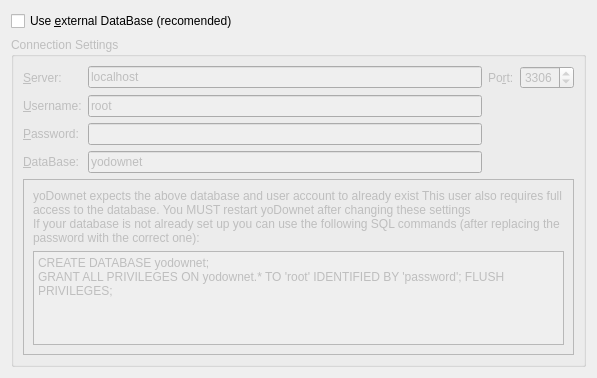
Above: prefdatabasewidget.ui from Alir3z4/yoDownet before the change. Below: the same form after it.
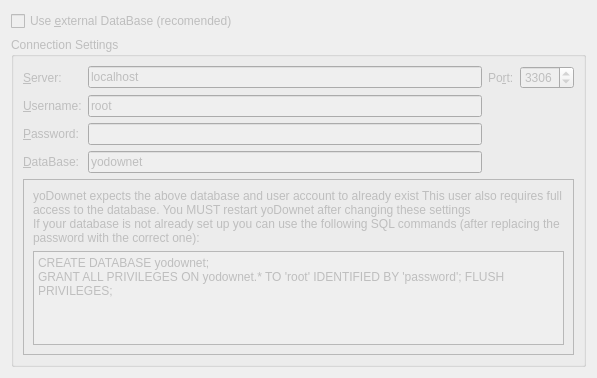
That is the form after the change. Icons and pictures are not drawn.

What changed in the file:
```diff
--- a/prefdatabasewidget.ui
+++ b/prefdatabasewidget.ui
@@ -2,6 +2,9 @@
 <ui version="4.0">
  <class>PrefDataBaseWidget</class>
  <widget class="QWidget" name="PrefDataBaseWidget">
+  <property name="enabled">
+   <bool>false</bool>
+  </property>
   <property name="geometry">
    <rect>
     <x>0</x>
```
Left out of the diff: 11 changed lines with no effect on the pictures.
